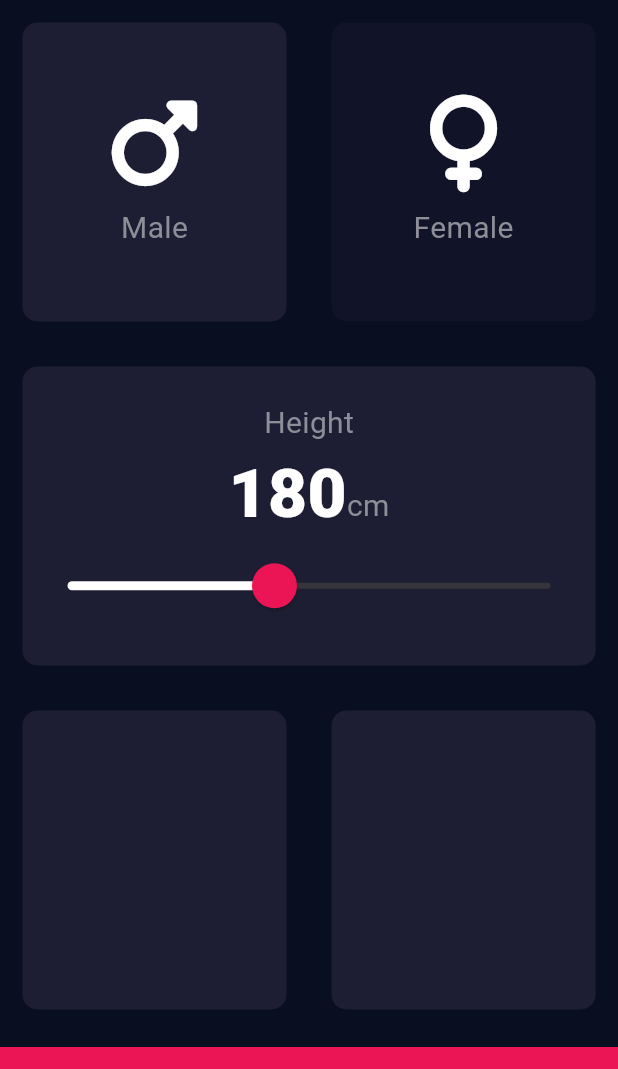
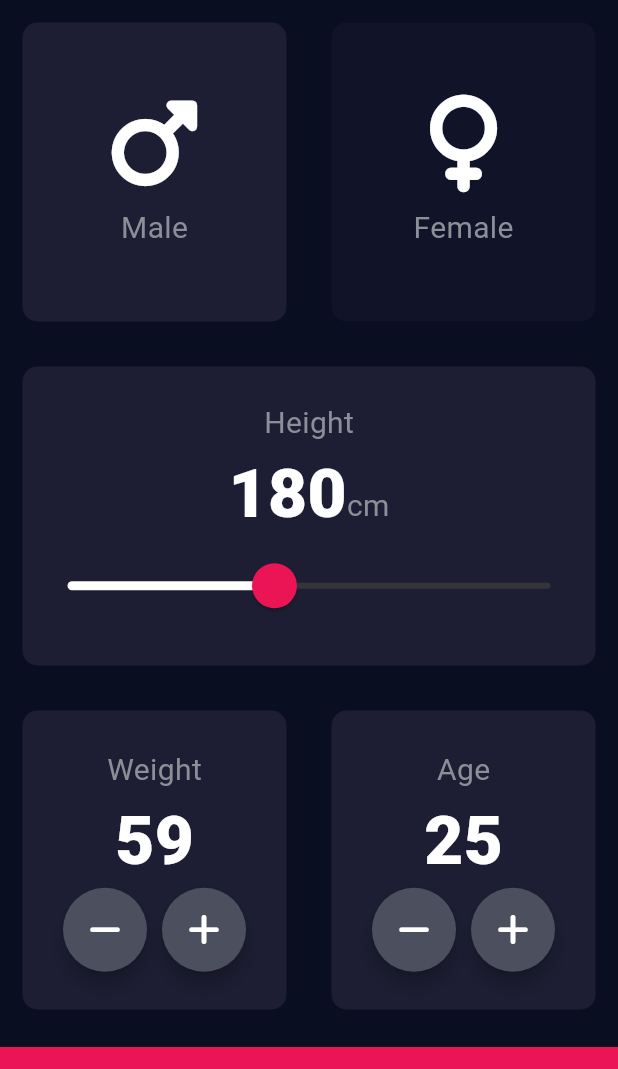
Before and after one commit to abdulrehmana28/flutter_bmi_calculator, a Flutter app: the screen it shows after launch, after a tap on "Male", on a phone screen of 412 x 824 dp, the part 84-1153 px from its top. Run offline on Flutter 3.47's test engine with Material 3 defaults, Android fonts, the phone set to English and light mode, and no system bars; our stand-ins replace font_awesome_flutter.

Commit message:
completed weight & age card

```diff
--- a/lib/input_page.dart
+++ b/lib/input_page.dart
@@ -20,6 +20,8 @@ class _InputPageState extends State<InputPage> {
   Color maleCardColor = kInActiveCardColor;
   Color femaleCardColor = kInActiveCardColor;
   int userHeight = 180;
+  int userWeight = 60;
+  int userAge = 25;
 
   void changeColor(Gender selectedGender) {
     selectedGender == Gender.male
@@ -28,6 +30,30 @@ class _InputPageState extends State<InputPage> {
     selectedGender == Gender.female
         ? femaleCardColor = kActiveCardColor
         : femaleCardColor = kInActiveCardColor;
+  }
+
+  void plusWeight() {
+    setState(() {
+      userWeight++;
+    });
+  }
+
+  void minusWeight() {
+    setState(() {
+      userWeight--;
+    });
+  }
+
+  void plusAge() {
+    setState(() {
+      userAge++;
+    });
+  }
+
+  void minusAge() {
+    setState(() {
+      userAge--;
+    });
   }
 
   @override
@@ -120,6 +146,33 @@ class _InputPageState extends State<InputPage> {
                 Expanded(
                   child: ReusableCard(
                     cardColor: kActiveCardColor,
+                    cardChild: Column(
+                      mainAxisAlignment: MainAxisAlignment.center,
+                      children: [
+                        const Text(
+                          'Weight',
+                          style:
+                              TextStyle(color: kCardTextColor, fontSize: 20.0),
+                        ),
+                        Text(userWeight.toString(), style: kNumberText),
+                        Row(
+                          mainAxisAlignment: MainAxisAlignment.center,
+                          children: [
+                            RawRoundButton(
+                              childIcon: FontAwesomeIcons.minus,
+                              onPress: minusWeight,
+                            ),
+                            const SizedBox(
+                              width: 10.0,
+                            ),
+                            RawRoundButton(
+                              childIcon: FontAwesomeIcons.plus,
+                              onPress: plusWeight,
+                            ),
+                          ],
+                        )
+                      ],
+                    ),
                   ),
                 ),
                 Expanded(
@@ -128,6 +181,33 @@ class _InputPageState extends State<InputPage> {
                       Expanded(
                         child: ReusableCard(
                           cardColor: kActiveCardColor,
+                          cardChild: Column(
+                            mainAxisAlignment: MainAxisAlignment.center,
+                            children: [
+                              const Text(
+                                'Age',
+                                style: TextStyle(
+                                    color: kCardTextColor, fontSize: 20.0),
+                              ),
+                              Text(userAge.toString(), style: kNumberText),
+                              Row(
+                                mainAxisAlignment: MainAxisAlignment.center,
+                                children: [
+                                  RawRoundButton(
+                                    childIcon: FontAwesomeIcons.minus,
+                                    onPress: minusAge,
+                                  ),
+                                  const SizedBox(
+                                    width: 10.0,
+                                  ),
+                                  RawRoundButton(
+                                    childIcon: FontAwesomeIcons.plus,
+                                    onPress: plusAge,
+                                  ),
+                                ],
+                              )
+                            ],
+                          ),
                         ),
                       ),
                     ],
@@ -180,3 +260,25 @@ class _InputPageState extends State<InputPage> {
     );
   }
 }
+
+class RawRoundButton extends StatelessWidget {
+  RawRoundButton({required this.childIcon, required this.onPress});
+
+  final IconData childIcon;
+  final VoidCallback onPress;
+
+  @override
+  Widget build(BuildContext context) {
+    return RawMaterialButton(
+      onPressed: onPress,
+      shape: CircleBorder(),
+      fillColor: Color(0xff4c4f5e),
+      elevation: 5.0,
+      constraints: BoxConstraints.tightFor(width: 56.0, height: 56.0),
+      child: Icon(
+        childIcon,
+        color: Colors.white,
+      ),
+    );
+  }
+}
```
